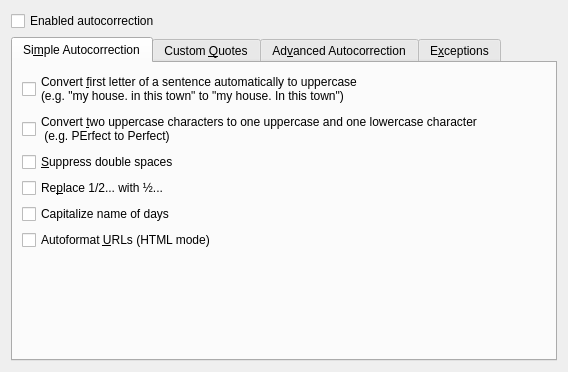
chusopr/kdepim-ktimetracker-akonadi, file messagecomposer/autocorrection/kmcomposerautocorrectionwidget.ui: the form before one commit.
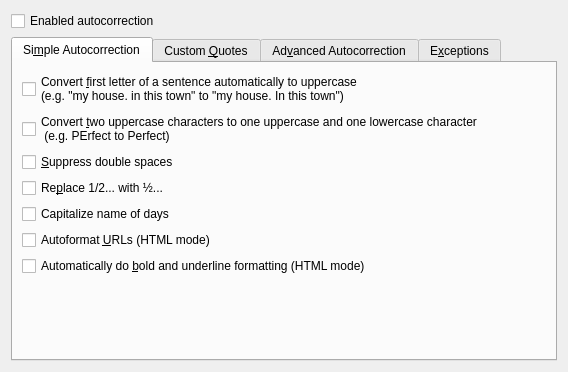
The form after the commit. Custom widgets are drawn as their Qt base class.

Commit message: implement auto bold/underline format change

```diff
--- a/messagecomposer/autocorrection/kmcomposerautocorrectionwidget.ui
+++ b/messagecomposer/autocorrection/kmcomposerautocorrectionwidget.ui
@@ -83,6 +83,16 @@
          </property>
         </widget>
        </item>
+       <item>
+        <widget class="QCheckBox" name="autoChangeFormat">
+         <property name="whatsThis">
+          <string>When you use _underline_ or *bold*, the text between the underscores or asterisks will be converted to underlined or bold text.</string>
+         </property>
+         <property name="text">
+          <string>Automatically do &amp;bold and underline formatting (HTML mode)</string>
+         </property>
+        </widget>
+       </item>
        <item>
         <spacer>
          <property name="orientation">
```
The commit also changes 4 other files.
